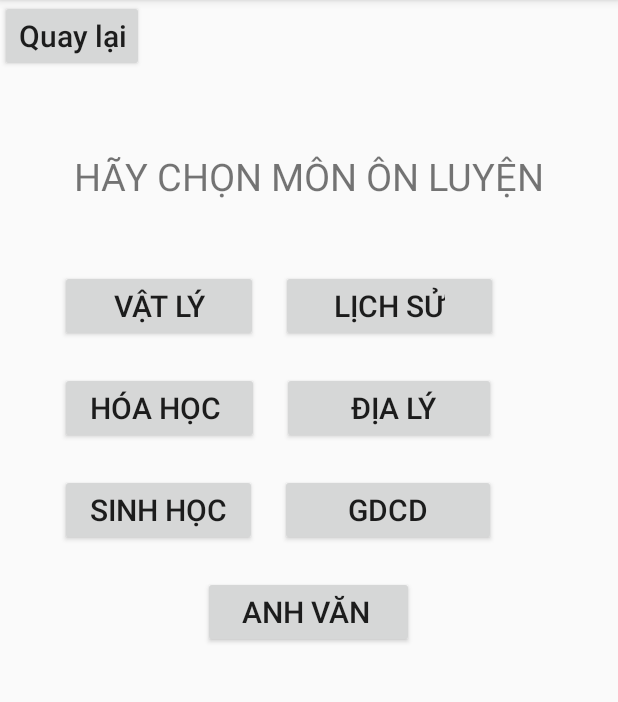
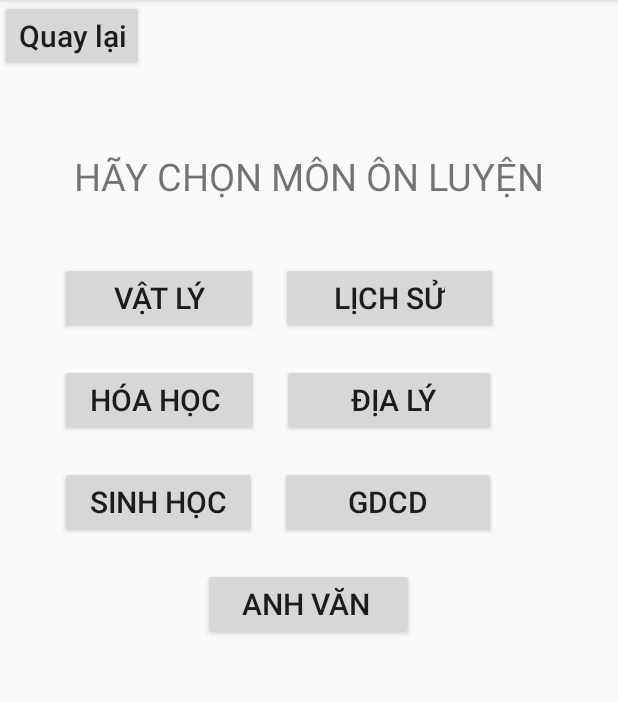
Before and after one commit to LapTrinhLTK/OnThi, an Android app: the On_Luyen screen opened directly, with no data from a screen before it, on a phone screen of 412 x 824 dp, the part 84-786 px from its top. Run offline under Robolectric (Android 15) with nearby library versions, the phone set to English and light mode, and no system bars.

Commit message:
What's up

```diff
--- a/app/src/main/res/layout/activity_on__luyen.xml
+++ b/app/src/main/res/layout/activity_on__luyen.xml
@@ -33,7 +33,7 @@
         android:text="vật lý"
         android:textSize="20sp"
         android:layout_below="@id/gtchon2"
-        android:layout_marginTop="45dp"
+        android:layout_marginTop="40dp"
         android:layout_marginRight="15dp"
         android:layout_marginLeft="40dp"
         android:paddingRight="35dp"
@@ -47,7 +47,7 @@
         android:text="lịch sử"
         android:textSize="20sp"
         android:layout_below="@id/gtchon2"
-        android:layout_marginTop="45dp"
+        android:layout_marginTop="40dp"
         android:layout_toRightOf="@id/btnLy"
         android:paddingRight="35dp"
         android:paddingLeft="35dp"
--- a/app/src/main/res/layout/activity_thi_thu.xml
+++ b/app/src/main/res/layout/activity_thi_thu.xml
@@ -36,7 +36,7 @@
         android:text="Đề số 1"
         android:textSize="20sp"
         android:layout_below="@id/gtchon"
-        android:layout_marginTop="45dp"
+        android:layout_marginTop="40dp"
         android:layout_marginRight="20dp"
         android:layout_marginLeft="30dp"
         android:paddingRight="35dp"
@@ -51,7 +51,7 @@
         android:text="Đề số 2"
         android:textSize="20sp"
         android:layout_below="@id/gtchon"
-        android:layout_marginTop="45dp"
+        android:layout_marginTop="40dp"
         android:layout_toRightOf="@id/deso1"
         android:paddingRight="35dp"
         android:paddingLeft="35dp"
```
